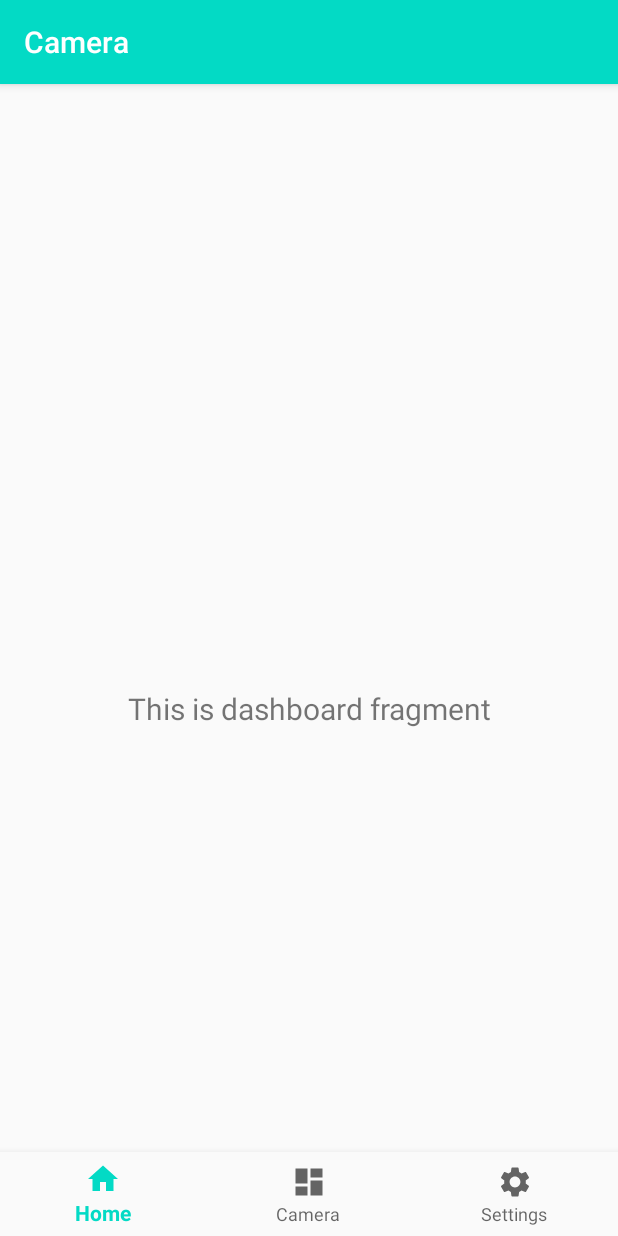
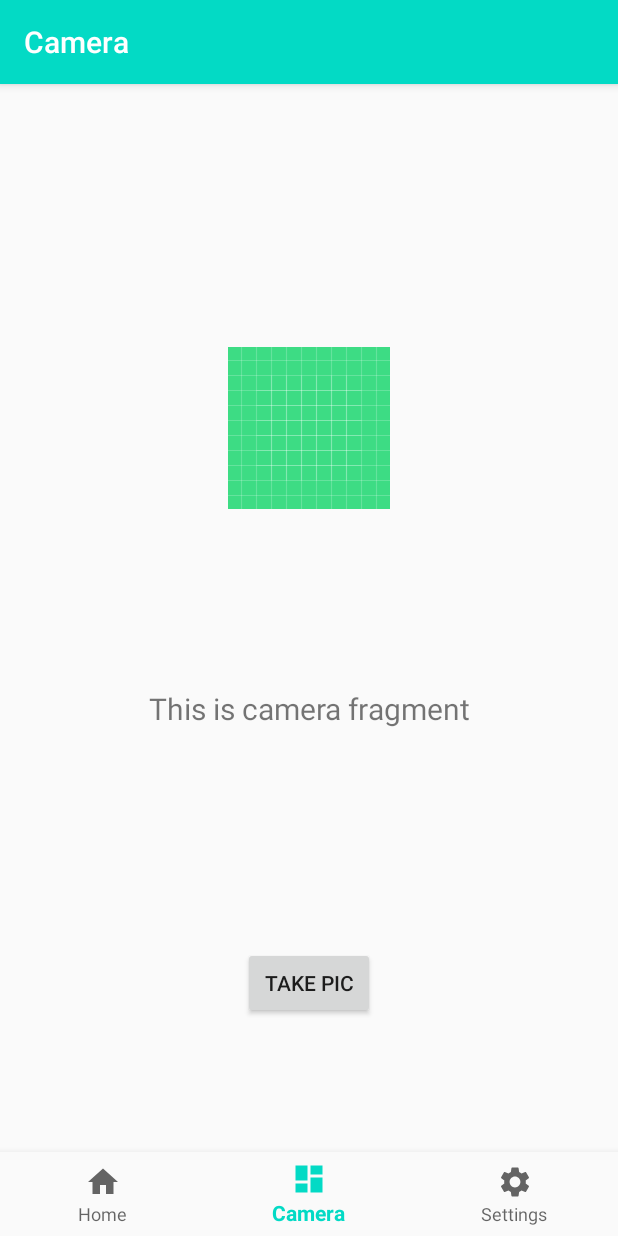
Before and after one commit to ariokan/rollcall, an Android app: the CameraFragment screen opened through its navigation route, on a phone screen of 412 x 824 dp. Run offline under Robolectric (Android 15) with nearby library versions, the phone set to English and light mode, and no system bars; our stand-ins replace navigation-ui.

Commit message:
now app can take picture

```diff
--- a/app/src/main/java/com/example/rollcall/MainActivity.java
+++ b/app/src/main/java/com/example/rollcall/MainActivity.java
@@ -20,7 +20,7 @@ public class MainActivity extends AppCompatActivity {
         // Passing each menu ID as a set of Ids because each
         // menu should be considered as top level destinations.
         AppBarConfiguration appBarConfiguration = new AppBarConfiguration.Builder(
-                R.id.navigation_home, R.id.navigation_dashboard, R.id.navigation_settings)
+                R.id.navigation_home, R.id.navigation_camera, R.id.navigation_settings)
                 .build();
         NavController navController = Navigation.findNavController(this, R.id.nav_host_fragment);
         NavigationUI.setupActionBarWithNavController(this, navController, appBarConfiguration);
--- a/app/src/main/java/com/example/rollcall/ui/Camera/CameraFragment.java
+++ b/app/src/main/java/com/example/rollcall/ui/Camera/CameraFragment.java
@@ -1,22 +1,47 @@
 package com.example.rollcall.ui.Camera;
 
+import android.content.Intent;
+import android.graphics.Bitmap;
 import android.os.Bundle;
+import android.provider.MediaStore;
 import android.view.LayoutInflater;
 import android.view.View;
 import android.view.ViewGroup;
+import android.widget.Button;
+import android.widget.ImageView;
 import android.widget.TextView;
+import android.widget.Toast;
 
 import androidx.annotation.NonNull;
 import androidx.annotation.Nullable;
 import androidx.fragment.app.Fragment;
 import androidx.lifecycle.Observer;
 import androidx.lifecycle.ViewModelProviders;
+import androidx.recyclerview.widget.LinearLayoutManager;
+import androidx.recyclerview.widget.RecyclerView;
 
 import com.example.rollcall.R;
+
+import java.util.ArrayList;
+import java.util.HashMap;
+
+import static android.app.Activity.RESULT_CANCELED;
+import static android.app.Activity.RESULT_OK;
 
 public class CameraFragment extends Fragment {
 
     private CameraViewModel dashboardViewModel;
+    Button button;
+    private static final int Image_Capture_Code = 1;
+
+
+    private RecyclerView chatRecylerview;
+    View view;
+
+    LinearLayoutManager manager;
+    ArrayList<HashMap<String, String>> userDetail = new ArrayList<>();
+    HashMap<String, String> data;
+    ImageView imagCapture;
 
     public View onCreateView(@NonNull LayoutInflater inflater,
                              ViewGroup container, Bundle savedInstanceState) {
@@ -30,6 +55,33 @@ public class CameraFragment extends Fragment {
                 textView.setText(s);
             }
         });
+
+
+        imagCapture=(ImageView)root.findViewById(R.id.imageView2);
+        button=(Button)root.findViewById(R.id.button);
+        button.setOnClickListener(new View.OnClickListener() {
+            @Override
+            public void onClick(View v) {
+                Intent cInt=new Intent(MediaStore.ACTION_IMAGE_CAPTURE);
+                startActivityForResult(cInt,Image_Capture_Code);
+            }
+        });
+
         return root;
+
+
+    }
+
+    @Override
+    public void onActivityResult(int requestCode, int resultCode, @Nullable Intent data) {
+        if(requestCode==Image_Capture_Code){
+            if(resultCode== RESULT_OK){
+                Bitmap bp=(Bitmap) data.getExtras().get("data");
+                imagCapture.setImageBitmap(bp);
+            }else if(requestCode==RESULT_CANCELED){
+                Toast.makeText(getActivity(),"Cancelled",Toast.LENGTH_LONG).show();
+            }
+
+        }
     }
 }
--- a/app/src/main/java/com/example/rollcall/ui/Camera/CameraViewModel.java
+++ b/app/src/main/java/com/example/rollcall/ui/Camera/CameraViewModel.java
@@ -10,7 +10,7 @@ public class CameraViewModel extends ViewModel {
 
     public CameraViewModel() {
         mText = new MutableLiveData<>();
-        mText.setValue("This is dashboard fragment");
+        mText.setValue("This is camera fragment");
     }
 
     public LiveData<String> getText() {
--- a/app/src/main/java/com/example/rollcall/ui/home/HomeFragment.java
+++ b/app/src/main/java/com/example/rollcall/ui/home/HomeFragment.java
@@ -1,10 +1,17 @@
 package com.example.rollcall.ui.home;
 
+import android.content.Context;
 import android.os.Bundle;
 import android.view.LayoutInflater;
 import android.view.View;
 import android.view.ViewGroup;
+import android.widget.AdapterView;
+import android.widget.ArrayAdapter;
+import android.widget.ImageView;
+import android.widget.ListView;
+import android.widget.SearchView;
 import android.widget.TextView;
+import android.widget.Toast;
 
 import androidx.annotation.NonNull;
 import androidx.annotation.Nullable;
@@ -17,19 +24,44 @@ import com.example.rollcall.R;
 public class HomeFragment extends Fragment {
 
     private HomeViewModel homeViewModel;
+    ListView listView;
+    SearchView searchView;
+    ArrayAdapter<String> adapter;
+    String[] courseName={"Veri Madenciliği","Bilişim Tasarım Projesi","Paralel Bilgisayarlar","Bulut Bilişim"};
+    String[] teacherName={"Arzu Kakışım","Arzu Kakışım","Turgay Altılar","Alper Özpınar"};
+    int images[]={R.drawable.ic_home_black_24dp};
+
 
     public View onCreateView(@NonNull LayoutInflater inflater,
                              ViewGroup container, Bundle savedInstanceState) {
         homeViewModel =
                 ViewModelProviders.of(this).get(HomeViewModel.class);
         View root = inflater.inflate(R.layout.fragment_home, container, false);
-        final TextView textView = root.findViewById(R.id.text_home);
+        /*final TextView textView = root.findViewById(R.id.text_home);
         homeViewModel.getText().observe(getViewLifecycleOwner(), new Observer<String>() {
             @Override
             public void onChanged(@Nullable String s) {
                 textView.setText(s);
             }
+        });*/
+
+
+
+        listView=(ListView)root.findViewById(R.id.listView1);
+        adapter=new ArrayAdapter<String >(getActivity(),android.R.layout.simple_list_item_1,courseName);
+        listView.setAdapter(adapter);
+        listView.setOnItemClickListener(new AdapterView.OnItemClickListener() {
+            @Override
+            public void onItemClick(AdapterView<?> parent, View view, int position, long id) {
+                Toast.makeText(getContext(),"Clicked item at position" +position,Toast.LENGTH_SHORT).show();
+            }
         });
+
+
+
+
         return root;
     }
+
+
 }
--- a/app/src/main/res/layout/fragment_dashboard.xml
+++ b/app/src/main/res/layout/fragment_dashboard.xml
@@ -19,4 +19,26 @@
         app:layout_constraintEnd_toEndOf="parent"
         app:layout_constraintStart_toStartOf="parent"
         app:layout_constraintTop_toTopOf="parent" />
+
+    <Button
+        android:id="@+id/button"
+        android:layout_width="wrap_content"
+        android:layout_height="wrap_content"
+        android:text="Take Pıc"
+        app:layout_constraintBottom_toBottomOf="parent"
+        app:layout_constraintEnd_toEndOf="parent"
+        app:layout_constraintStart_toStartOf="parent"
+        app:layout_constraintTop_toBottomOf="@+id/text_dashboard" />
+
+    <ImageView
+        android:id="@+id/imageView2"
+        android:layout_width="wrap_content"
+        android:layout_height="wrap_content"
+        android:src="@drawable/ic_launcher_background"
+        app:layout_constraintBottom_toTopOf="@+id/text_dashboard"
+        app:layout_constraintEnd_toEndOf="parent"
+        app:layout_constraintStart_toStartOf="parent"
+        app:layout_constraintTop_toTopOf="parent" />
+
+
 </androidx.constraintlayout.widget.ConstraintLayout>
--- a/app/src/main/res/navigation/mobile_navigation.xml
+++ b/app/src/main/res/navigation/mobile_navigation.xml
@@ -12,7 +12,7 @@
         tools:layout="@layout/fragment_home" />
 
     <fragment
-        android:id="@+id/navigation_dashboard"
+        android:id="@+id/navigation_camera"
         android:name="com.example.rollcall.ui.Camera.CameraFragment"
         android:label="@string/title_camera"
         tools:layout="@layout/fragment_dashboard" />
```
Also changed, not shown: app/src/main/res/layout/fragment_home.xml (+9 -2 lines), app/src/main/res/layout/list_view_item.xml (added, +37 -0 lines).
